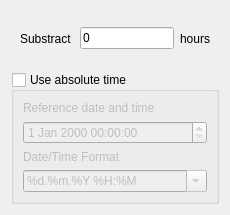
First picture: the form in crayfish/ui/crayfish_viewer_time_options_dialog_widget.ui, repository lutraconsulting/qgis-crayfish-plugin, before the edit.
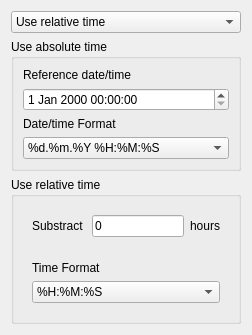
Second picture: the form after the edit.

Diff of the .ui file:
```diff
--- a/crayfish/ui/crayfish_viewer_time_options_dialog_widget.ui
+++ b/crayfish/ui/crayfish_viewer_time_options_dialog_widget.ui
@@ -6,43 +6,36 @@
    <rect>
     <x>0</x>
     <y>0</y>
-    <width>228</width>
-    <height>215</height>
+    <width>252</width>
+    <height>332</height>
    </rect>
   </property>
   <property name="windowTitle">
    <string>Vector Rendering Options</string>
   </property>
-  <layout class="QVBoxLayout" name="verticalLayout">
+  <layout class="QVBoxLayout" name="verticalLayout_4">
    <item>
-    <widget class="QWidget" name="widget" native="true">
-     <layout class="QHBoxLayout" name="horizontalLayout">
-      <item>
-       <widget class="QLabel" name="label_2">
-        <property name="text">
-         <string>Substract </string>
-        </property>
-       </widget>
-      </item>
-      <item>
-       <widget class="QLineEdit" name="substractHoursEdit">
-        <property name="text">
-         <string>0</string>
-        </property>
-       </widget>
-      </item>
-      <item>
-       <widget class="QLabel" name="label_3">
-        <property name="text">
-         <string>hours</string>
-        </property>
-       </widget>
-      </item>
-     </layout>
+    <widget class="QComboBox" name="useTimeCB">
+     <property name="currentIndex">
+      <number>1</number>
+     </property>
+     <item>
+      <property name="text">
+       <string>Use absolute time</string>
+      </property>
+     </item>
+     <item>
+      <property name="text">
+       <string>Use relative time</string>
+      </property>
+     </item>
     </widget>
    </item>
    <item>
     <widget class="QGroupBox" name="absoluteTimeGB">
+     <property name="enabled">
+      <bool>true</bool>
+     </property>
      <property name="title">
       <string>Use absolute time </string>
      </property>
@@ -50,16 +43,16 @@
       <bool>false</bool>
      </property>
      <property name="checkable">
-      <bool>true</bool>
+      <bool>false</bool>
      </property>
      <property name="checked">
       <bool>false</bool>
      </property>
-     <layout class="QVBoxLayout" name="verticalLayout_3">
+     <layout class="QVBoxLayout" name="verticalLayout_2">
       <item>
        <widget class="QLabel" name="refLabel">
         <property name="text">
-         <string>Reference date and time</string>
+         <string>Reference date/time</string>
         </property>
        </widget>
       </item>
@@ -69,15 +62,20 @@
       <item>
        <widget class="QLabel" name="label">
         <property name="text">
-         <string>Date/Time Format</string>
+         <string>Date/time Format</string>
         </property>
        </widget>
       </item>
       <item>
-       <widget class="QComboBox" name="timeFormatCB">
+       <widget class="QComboBox" name="dateTimeFormatCB">
         <property name="editable">
-         <bool>true</bool>
+         <bool>false</bool>
         </property>
+        <item>
+         <property name="text">
+          <string>%d.%m.%Y %H:%M:%S</string>
+         </property>
+        </item>
         <item>
          <property name="text">
           <string>%d.%m.%Y %H:%M</string>
@@ -103,6 +101,112 @@
           <string>%a, %d %b %Y %H:%M:%S</string>
          </property>
         </item>
+        <item>
+         <property name="text">
+          <string>%d/%m/%Y %H</string>
+         </property>
+        </item>
+        <item>
+         <property name="text">
+          <string>%d/%m/%Y</string>
+         </property>
+        </item>
+        <item>
+         <property name="text">
+          <string>%m/%d/%Y %H:%M:%S</string>
+         </property>
+        </item>
+        <item>
+         <property name="text">
+          <string>%m/%d/%Y %H:%M</string>
+         </property>
+        </item>
+        <item>
+         <property name="text">
+          <string>%m/%d/%Y %H</string>
+         </property>
+        </item>
+        <item>
+         <property name="text">
+          <string>%m/%d/%Y</string>
+         </property>
+        </item>
+       </widget>
+      </item>
+     </layout>
+    </widget>
+   </item>
+   <item>
+    <widget class="QGroupBox" name="relativeTimeGB">
+     <property name="title">
+      <string>Use relative time</string>
+     </property>
+     <layout class="QVBoxLayout" name="verticalLayout_3">
+      <item>
+       <widget class="QWidget" name="widget" native="true">
+        <layout class="QHBoxLayout" name="horizontalLayout">
+         <item>
+          <widget class="QLabel" name="label_2">
+           <property name="text">
+            <string>Substract </string>
+           </property>
+          </widget>
+         </item>
+         <item>
+          <widget class="QLineEdit" name="substractHoursEdit">
+           <property name="text">
+            <string>0</string>
+           </property>
+          </widget>
+         </item>
+         <item>
+          <widget class="QLabel" name="label_3">
+           <property name="text">
+            <string>hours</string>
+           </property>
+          </widget>
+         </item>
+        </layout>
+       </widget>
+      </item>
+      <item>
+       <widget class="QWidget" name="widget_2" native="true">
+        <layout class="QVBoxLayout" name="verticalLayout">
+         <item>
+          <widget class="QLabel" name="label_4">
+           <property name="text">
+            <string>Time Format</string>
+           </property>
+          </widget>
+         </item>
+         <item>
+          <widget class="QComboBox" name="timeFormatCB">
+           <property name="editable">
+            <bool>false</bool>
+           </property>
+           <item>
+            <property name="text">
+             <string>%H:%M:%S</string>
+            </property>
+           </item>
+           <item>
+            <property name="text">
+             <string>%H</string>
+            </property>
+           </item>
+           <item>
+            <property name="text">
+             <string>%d %H</string>
+            </property>
+           </item>
+           <item>
+            <property name="text">
+             <string>%d</string>
+            </property>
+           </item>
+          </widget>
+         </item>
+        </layout>
        </widget>
       </item>
      </layout>
```
Left out of the diff: 10 changed lines with no effect on the pictures.
